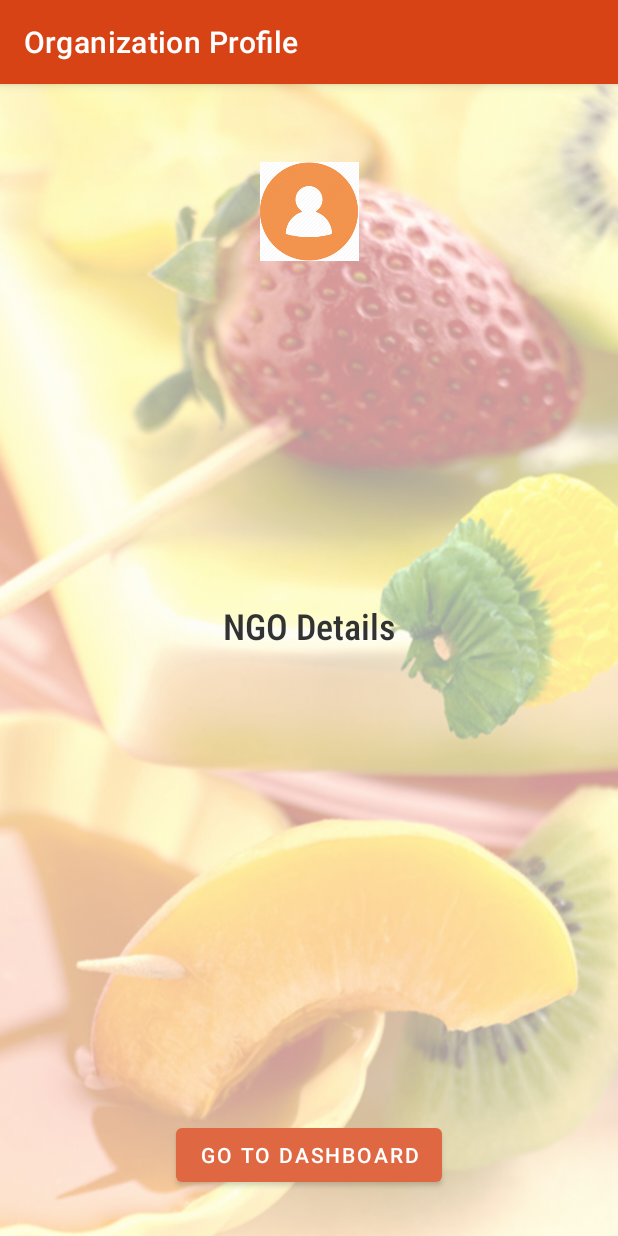
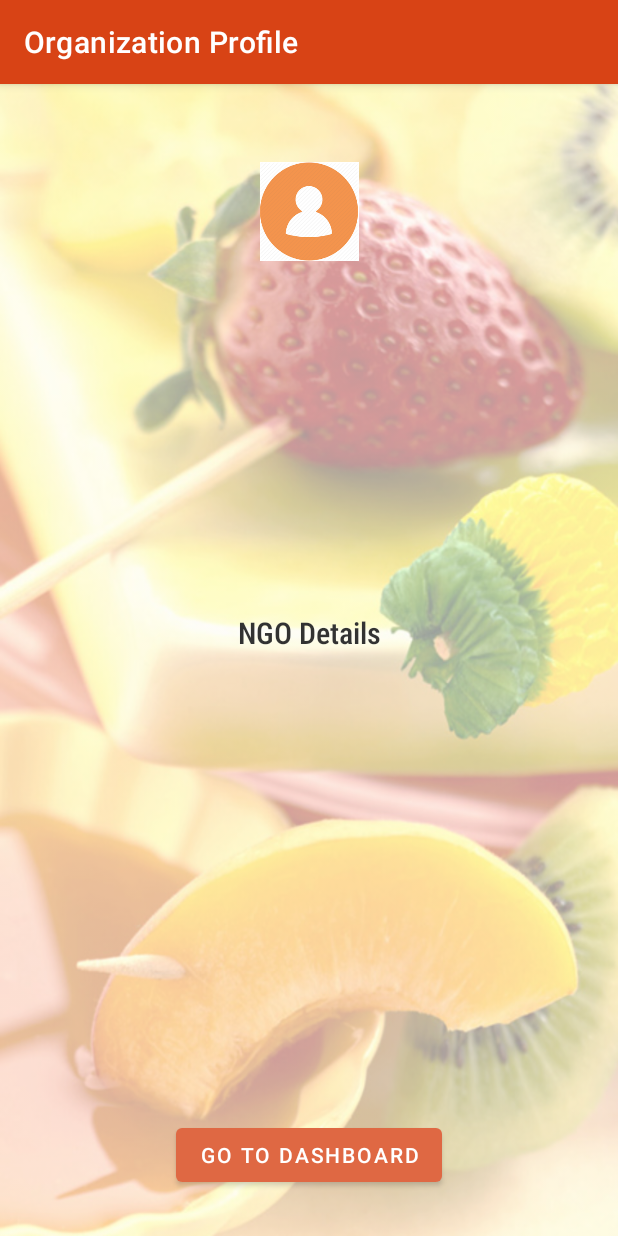
Before and after one commit to Aakash145/Aakash145-W21G4_FeedTheBelly, an Android app: the NGO_Dashboard screen opened directly, with no data from a screen before it, after a tap on "Profile", on a phone screen of 412 x 824 dp. Run offline under Robolectric (Android 15) with nearby library versions, the light colour scheme and no system bars; our stand-ins replace Firebase (no records; nobody signed in at launch, a user with empty details on screens opened directly).

Commit message:
NGO login and registration-->profile updated

```diff
--- a/app/src/main/java/com/example/foodrescue/DatabaseHelper.java
+++ b/app/src/main/java/com/example/foodrescue/DatabaseHelper.java
@@ -152,7 +152,7 @@ public class DatabaseHelper extends SQLiteOpenHelper {
     }*/
   public Cursor getData(String email) {
       SQLiteDatabase db = this.getReadableDatabase();
-      Cursor res =  db.rawQuery( "select * from user_table where userEmail="+email+"", null );
+      Cursor res =  db.rawQuery( "select * from user_table where userEmail= '"+email+"'", null );
       return res;
   }
     public Cursor fetchDayRecords(String Email) {
--- a/app/src/main/java/com/example/foodrescue/MainActivity.java
+++ b/app/src/main/java/com/example/foodrescue/MainActivity.java
@@ -84,6 +84,7 @@ public class MainActivity extends AppCompatActivity implements View.OnClickListe
         }
         if(index == 0){
             Toast.makeText(this, "Please select User Type", Toast.LENGTH_LONG).show();
+            return;
         }
 //        boolean isExist = new DBmanager(this).checkUser(email);
 
--- a/app/src/main/java/com/example/foodrescue/NGO_Activity.java
+++ b/app/src/main/java/com/example/foodrescue/NGO_Activity.java
@@ -33,6 +33,7 @@ public class NGO_Activity extends AppCompatActivity {
     @Override
     protected void onCreate(Bundle savedInstanceState) {
         super.onCreate(savedInstanceState);
+        myDb = new DatabaseHelper(this);
         setContentView(R.layout.activity_n_g_o_);
         NGO_ID = findViewById(R.id.editTextCharitNo);
         Ngo_desc =findViewById(R.id.editTxtOrgDesc);
--- a/app/src/main/java/com/example/foodrescue/NGO_Dashboard.java
+++ b/app/src/main/java/com/example/foodrescue/NGO_Dashboard.java
@@ -32,6 +32,7 @@ public class NGO_Dashboard extends AppCompatActivity {
             Intent myIntent = new Intent(NGO_Dashboard.this, Ngo_profile.class);
           //  myIntent.putExtra("Details", details);
             //myIntent.putExtra("User", user);
+            myIntent.putExtra("Email", email);
             startActivity(myIntent);
 
 
--- a/app/src/main/res/layout/activity_ngo_profile.xml
+++ b/app/src/main/res/layout/activity_ngo_profile.xml
@@ -33,7 +33,7 @@
         android:fontFamily="sans-serif-condensed-light"
         android:gravity="center"
         android:textColor="@color/black"
-        android:textSize="24sp"
+        android:textSize="20sp"
         android:textStyle="bold"
         app:layout_constraintBottom_toTopOf="@+id/btnbacktodashNGO"
         app:layout_constraintEnd_toEndOf="parent"
--- a/app/src/main/res/layout/activity_restaurant_profile.xml
+++ b/app/src/main/res/layout/activity_restaurant_profile.xml
@@ -33,7 +33,7 @@
         android:fontFamily="sans-serif-condensed-light"
         android:gravity="center"
         android:textColor="@color/black"
-        android:textSize="24sp"
+        android:textSize="20sp"
         android:textStyle="bold"
         app:layout_constraintBottom_toTopOf="@+id/btnbacktodash"
         app:layout_constraintEnd_toEndOf="parent"
```
